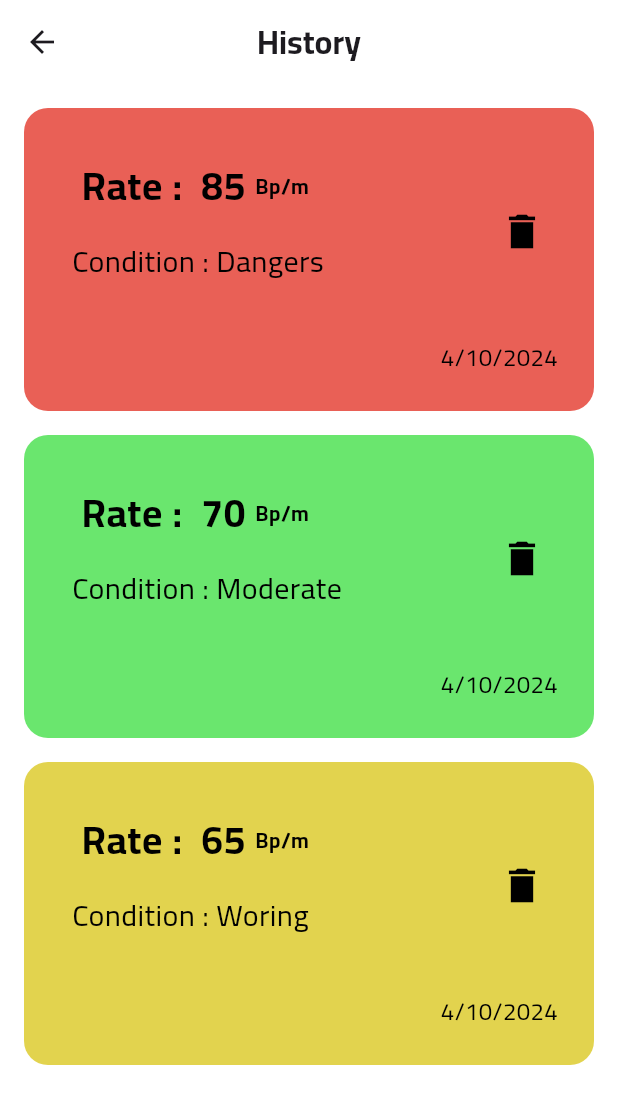
After one commit to AhmedMagdy-10/project_app, a Flutter app: the HistoryView screen opened directly, on a phone screen of 412 x 824 dp. The commit adds this screen. Shown: the top 1104 px of the screen. Run offline on Flutter 3.47's test engine with Material 3 defaults, Android fonts, the phone set to English and light mode, and no system bars; our stand-ins replace cached_network_image, cloud_firestore, dio, firebase_auth, firebase_core, firebase_messaging and 7 more; missing offline and left inert: firebase_app_check; accounts and stored records are empty; statements that could not run were skipped.

Commit message:
finish History view

```diff
--- a/lib/design/view/history_view.dart
+++ b/lib/design/view/history_view.dart
@@ -1,4 +1,5 @@
 import 'package:flutter/material.dart';
+import 'package:project_app/design/view/widgets/history_item.dart';
 
 class HistoryView extends StatelessWidget {
   const HistoryView({super.key});
@@ -7,9 +8,21 @@ class HistoryView extends StatelessWidget {
   Widget build(BuildContext context) {
     return Scaffold(
       appBar: AppBar(
-        title: const Text('History'),
+        scrolledUnderElevation: 0,
+        title: const Text(
+          'History',
+          style: TextStyle(
+            fontWeight: FontWeight.w800,
+          ),
+        ),
+        centerTitle: true,
       ),
-      body: Container(),
+      body: const Padding(
+        padding: EdgeInsets.all(16),
+        child: SingleChildScrollView(
+          child: HistorItemList(),
+        ),
+      ),
     );
   }
 }
--- a/lib/design/view/login_view.dart
+++ b/lib/design/view/login_view.dart
@@ -5,7 +5,6 @@ import 'package:project_app/constants/constant.dart';
 import 'package:project_app/constants/validator.dart';
 import 'package:project_app/core/helper/cache_helper.dart';
 import 'package:project_app/core/helper/show_toast_state.dart';
-import 'package:project_app/design/view/chat_view.dart';
 import 'package:project_app/design/view/main_page.dart';
 import 'package:project_app/design/view/register_view.dart';
 import 'package:project_app/design/view/widgets/custom_button.dart';
--- a/lib/design/view/widgets/custom_user_info.dart
+++ b/lib/design/view/widgets/custom_user_info.dart
@@ -2,7 +2,6 @@ import 'dart:io';
 
 import 'package:cached_network_image/cached_network_image.dart';
 import 'package:flutter/material.dart';
-import 'package:project_app/constants/cache.dart';
 import 'package:project_app/logic/data/models/user_model.dart';
 
 class ImageAvater extends StatelessWidget {
--- /dev/null
+++ b/lib/design/view/widgets/history_item.dart
@@ -0,0 +1,85 @@
+import 'package:flutter/material.dart';
+import 'package:project_app/logic/data/localData/history_data.dart';
+import 'package:project_app/logic/data/models/history_item_model.dart';
+
+class HistoryItem extends StatelessWidget {
+  const HistoryItem({super.key, required this.model});
+  final HistoryItemModel model;
+  @override
+  Widget build(BuildContext context) {
+    return Container(
+      padding: const EdgeInsets.only(top: 24, bottom: 24, left: 16),
+      decoration: BoxDecoration(
+          color: model.color, borderRadius: BorderRadius.circular(16)),
+      child: Column(crossAxisAlignment: CrossAxisAlignment.end, children: [
+        ListTile(
+          title: Row(
+            children: [
+              Text(
+                ' Rate :  ${model.title} ',
+                style: const TextStyle(
+                  fontSize: 26,
+                  color: Colors.black,
+                  fontWeight: FontWeight.bold,
+                ),
+              ),
+              const Text(
+                'Bp/m',
+                style: TextStyle(
+                  fontSize: 14,
+                  color: Colors.black,
+                  fontWeight: FontWeight.bold,
+                ),
+              ),
+            ],
+          ),
+          trailing: IconButton(
+              onPressed: () {},
+              icon: const Icon(
+                Icons.delete_sharp,
+                color: Colors.black,
+                size: 30,
+              )),
+          subtitle: Padding(
+            padding: const EdgeInsets.symmetric(vertical: 16),
+            child: Text(
+              'Condition : ${model.subtitle}',
+              style: const TextStyle(
+                color: Colors.black,
+                fontSize: 20,
+              ),
+            ),
+          ),
+        ),
+        const SizedBox(
+          height: 15,
+        ),
+        const Padding(
+          padding: EdgeInsets.only(right: 24),
+          child: Text(
+            '4/10/2024',
+            style: TextStyle(color: Colors.black, fontSize: 16),
+          ),
+        )
+      ]),
+    );
+  }
+}
+
+class HistorItemList extends StatelessWidget {
+  const HistorItemList({super.key});
+
+  @override
+  Widget build(BuildContext context) {
+    return ListView.separated(
+        physics: const NeverScrollableScrollPhysics(),
+        shrinkWrap: true,
+        itemBuilder: (context, index) {
+          return HistoryItem(model: historyData[index]);
+        },
+        separatorBuilder: (context, index) => const SizedBox(
+              height: 16,
+            ),
+        itemCount: historyData.length);
+  }
+}
--- /dev/null
+++ b/lib/logic/data/localData/history_data.dart
@@ -0,0 +1,17 @@
+import 'package:flutter/material.dart';
+import 'package:project_app/logic/data/models/history_item_model.dart';
+
+List<HistoryItemModel> historyData = [
+  HistoryItemModel(
+      title: '85',
+      subtitle: 'Dangers',
+      color: Color.fromARGB(255, 233, 96, 86)),
+  HistoryItemModel(
+      title: '70',
+      subtitle: 'Moderate',
+      color: const Color.fromARGB(255, 106, 230, 110)),
+  HistoryItemModel(
+      title: '65',
+      subtitle: 'Woring',
+      color: const Color.fromARGB(255, 226, 211, 78)),
+];
--- /dev/null
+++ b/lib/logic/data/models/history_item_model.dart
@@ -0,0 +1,10 @@
+import 'package:flutter/material.dart';
+
+class HistoryItemModel {
+  final String title;
+  final String subtitle;
+  final Color color;
+
+  HistoryItemModel(
+      {required this.title, required this.subtitle, required this.color});
+}
```
Also changed, not shown: lib/constants/constant.dart (+8 -0 lines), lib/design/view/heart_painter.dart (+87 -87 lines).
